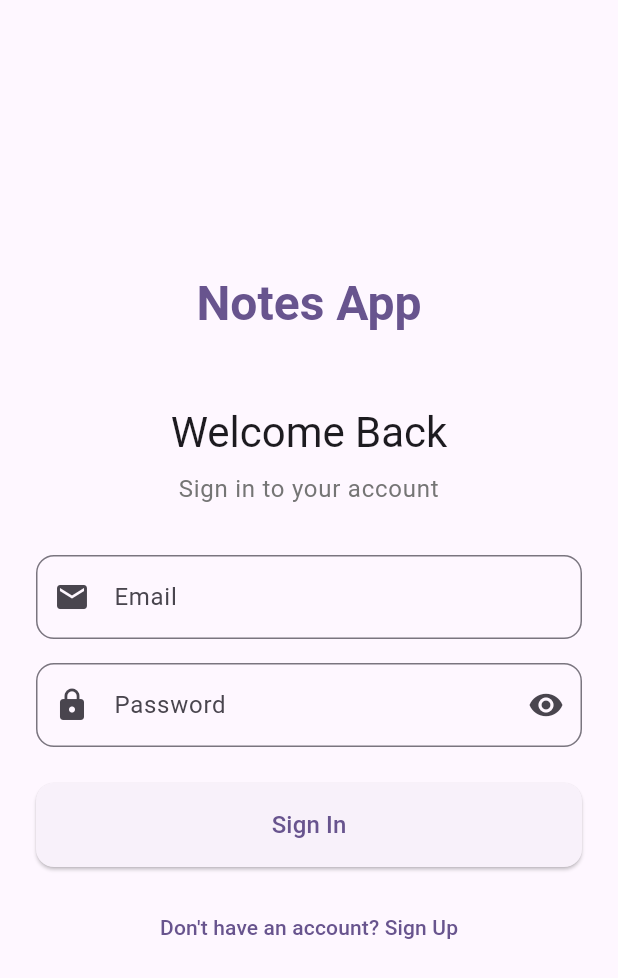
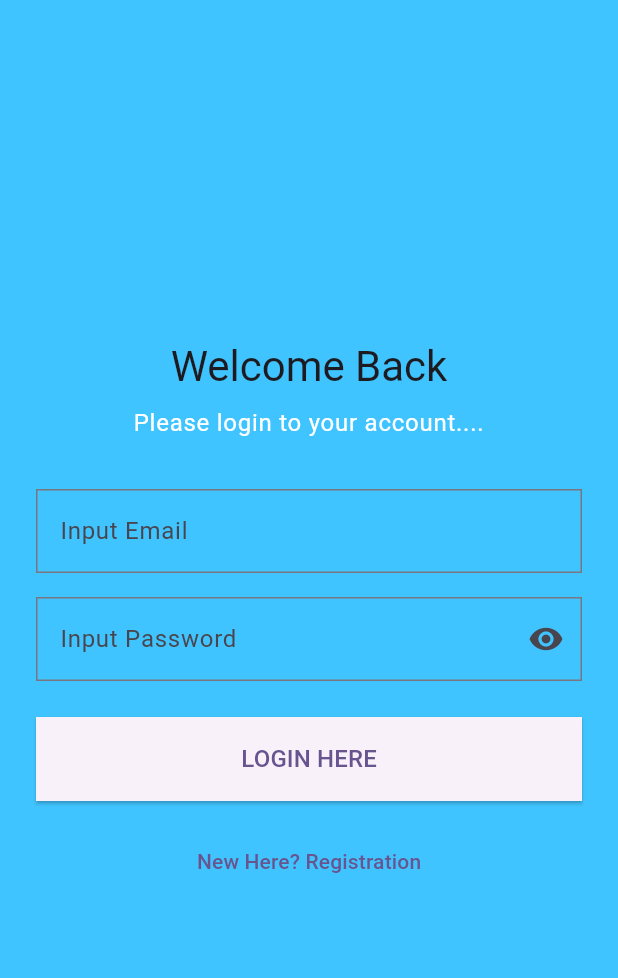
Before and after one commit to nshimiyeemmy/flutter_app_firebase, a Flutter app: the screen it shows after launch, on a phone screen of 412 x 824 dp. Shown: the top 978 px of the screen. Run offline on Flutter 3.47's test engine with Material 3 defaults, Android fonts, the light colour scheme and no system bars; our stand-ins replace cloud_firestore, firebase_auth, firebase_core; accounts and stored records are empty.

Commit message:
updated the app

```diff
--- a/lib/screens/notes_screen.dart
+++ b/lib/screens/notes_screen.dart
@@ -193,8 +193,8 @@ class _NotesScreenState extends State<NotesScreen> {
   Widget build(BuildContext context) {
     return Scaffold(
       appBar: AppBar(
-        title: const Text('Your Notes'),
-        backgroundColor: Theme.of(context).colorScheme.inversePrimary,
+        title: const Text('Add your notes here...'),
+        backgroundColor: Colors.lightBlueAccent,
         actions: [
           IconButton(
             icon: const Icon(Icons.logout),
--- a/lib/screens/sign_in_screen.dart
+++ b/lib/screens/sign_in_screen.dart
@@ -45,7 +45,7 @@ class _SignInScreenState extends State<SignInScreen> {
 
     if (mounted) {
       if (success) {
-        _showSnackBar('Signed in successfully!');
+        _showSnackBar('logged in successfully!');
       } else if (authProvider.errorMessage.isNotEmpty) {
         _showSnackBar(authProvider.errorMessage, isError: true);
       }
@@ -61,6 +61,7 @@ class _SignInScreenState extends State<SignInScreen> {
   @override
   Widget build(BuildContext context) {
     return Scaffold(
+      backgroundColor: Colors.lightBlueAccent,
       body: SafeArea(
         child: Padding(
           padding: const EdgeInsets.all(24.0),
@@ -72,18 +73,6 @@ class _SignInScreenState extends State<SignInScreen> {
                   mainAxisAlignment: MainAxisAlignment.center,
                   crossAxisAlignment: CrossAxisAlignment.stretch,
                   children: [
-                    // App Title
-                    Text(
-                      'Notes App',
-                      style: Theme.of(context).textTheme.headlineLarge
-                          ?.copyWith(
-                            fontWeight: FontWeight.bold,
-                            color: Theme.of(context).primaryColor,
-                          ),
-                      textAlign: TextAlign.center,
-                    ),
-                    const SizedBox(height: 48),
-
                     // Welcome Back
                     Text(
                       'Welcome Back',
@@ -92,10 +81,10 @@ class _SignInScreenState extends State<SignInScreen> {
                     ),
                     const SizedBox(height: 8),
                     Text(
-                      'Sign in to your account',
+                      'Please login to your account....',
                       style: Theme.of(
                         context,
-                      ).textTheme.bodyLarge?.copyWith(color: Colors.grey[600]),
+                      ).textTheme.bodyLarge?.copyWith(color: Colors.white),
                       textAlign: TextAlign.center,
                     ),
                     const SizedBox(height: 32),
@@ -106,10 +95,10 @@ class _SignInScreenState extends State<SignInScreen> {
                       keyboardType: TextInputType.emailAddress,
                       validator: Validators.validateEmail,
                       decoration: InputDecoration(
-                        labelText: 'Email',
-                        prefixIcon: const Icon(Icons.email),
+                        labelText: 'Input Email',
+                        //prefixIcon: const Icon(Icons.email),
                         border: OutlineInputBorder(
-                          borderRadius: BorderRadius.circular(12),
+                          borderRadius: BorderRadius.circular(0),
                         ),
                       ),
                     ),
@@ -121,8 +110,8 @@ class _SignInScreenState extends State<SignInScreen> {
                       obscureText: _obscurePassword,
                       validator: Validators.validatePassword,
                       decoration: InputDecoration(
-                        labelText: 'Password',
-                        prefixIcon: const Icon(Icons.lock),
+                        labelText: 'Input Password',
+                        //prefixIcon: const Icon(Icons.lock),
                         suffixIcon: IconButton(
                           icon: Icon(
                             _obscurePassword
@@ -136,7 +125,7 @@ class _SignInScreenState extends State<SignInScreen> {
                           },
                         ),
                         border: OutlineInputBorder(
-                          borderRadius: BorderRadius.circular(12),
+                          borderRadius: BorderRadius.circular(0),
                         ),
                       ),
                     ),
@@ -149,7 +138,7 @@ class _SignInScreenState extends State<SignInScreen> {
                         onPressed: authProvider.isLoading ? null : _signIn,
                         style: ElevatedButton.styleFrom(
                           shape: RoundedRectangleBorder(
-                            borderRadius: BorderRadius.circular(12),
+                            borderRadius: BorderRadius.circular(0),
                           ),
                         ),
                         child: authProvider.isLoading
@@ -157,7 +146,7 @@ class _SignInScreenState extends State<SignInScreen> {
                                 color: Colors.white,
                               )
                             : const Text(
-                                'Sign In',
+                                'LOGIN HERE',
                                 style: TextStyle(fontSize: 16),
                               ),
                       ),
@@ -169,7 +158,7 @@ class _SignInScreenState extends State<SignInScreen> {
                       onPressed: authProvider.isLoading
                           ? null
                           : _navigateToSignUp,
-                      child: const Text('Don\'t have an account? Sign Up'),
+                      child: const Text('New Here? Registration'),
                     ),
                   ],
                 ),
--- a/lib/screens/sign_up_screen.dart
+++ b/lib/screens/sign_up_screen.dart
@@ -73,6 +73,7 @@ class _SignUpScreenState extends State<SignUpScreen> {
   @override
   Widget build(BuildContext context) {
     return Scaffold(
+      backgroundColor: Colors.lightBlueAccent,
       appBar: AppBar(
         title: const Text('Sign Up'),
         backgroundColor: Colors.transparent,
@@ -93,6 +94,7 @@ class _SignUpScreenState extends State<SignUpScreen> {
                   mainAxisAlignment: MainAxisAlignment.center,
                   crossAxisAlignment: CrossAxisAlignment.stretch,
                   children: [
+
                     // Create Account
                     Text(
                       'Create Account',
@@ -101,10 +103,10 @@ class _SignUpScreenState extends State<SignUpScreen> {
                     ),
                     const SizedBox(height: 8),
                     Text(
-                      'Join us to start taking notes',
+                      'Please register to start taking notes...',
                       style: Theme.of(
                         context,
-                      ).textTheme.bodyLarge?.copyWith(color: Colors.grey[600]),
+                      ).textTheme.bodyLarge?.copyWith(color: Colors.white),
                       textAlign: TextAlign.center,
                     ),
                     const SizedBox(height: 32),
@@ -116,9 +118,9 @@ class _SignUpScreenState extends State<SignUpScreen> {
                       validator: Validators.validateEmail,
                       decoration: InputDecoration(
                         labelText: 'Email',
-                        prefixIcon: const Icon(Icons.email),
+                        //prefixIcon: const Icon(Icons.email),
                         border: OutlineInputBorder(
-                          borderRadius: BorderRadius.circular(12),
+                          borderRadius: BorderRadius.circular(0),
                         ),
                       ),
                     ),
@@ -131,7 +133,7 @@ class _SignUpScreenState extends State<SignUpScreen> {
                       validator: Validators.validatePassword,
                       decoration: InputDecoration(
                         labelText: 'Password',
-                        prefixIcon: const Icon(Icons.lock),
+                        //prefixIcon: const Icon(Icons.lock),
                         suffixIcon: IconButton(
                           icon: Icon(
                             _obscurePassword
@@ -145,7 +147,7 @@ class _SignUpScreenState extends State<SignUpScreen> {
                           },
                         ),
                         border: OutlineInputBorder(
-                          borderRadius: BorderRadius.circular(12),
+                          borderRadius: BorderRadius.circular(0),
                         ),
                       ),
                     ),
@@ -158,7 +160,7 @@ class _SignUpScreenState extends State<SignUpScreen> {
                       validator: _validateConfirmPassword,
                       decoration: InputDecoration(
                         labelText: 'Confirm Password',
-                        prefixIcon: const Icon(Icons.lock_outline),
+                        //prefixIcon: const Icon(Icons.lock_outline),
                         suffixIcon: IconButton(
                           icon: Icon(
                             _obscureConfirmPassword
@@ -173,7 +175,7 @@ class _SignUpScreenState extends State<SignUpScreen> {
                           },
                         ),
                         border: OutlineInputBorder(
-                          borderRadius: BorderRadius.circular(12),
+                          borderRadius: BorderRadius.circular(0),
                         ),
                       ),
                     ),
@@ -186,7 +188,7 @@ class _SignUpScreenState extends State<SignUpScreen> {
                         onPressed: authProvider.isLoading ? null : _signUp,
                         style: ElevatedButton.styleFrom(
                           shape: RoundedRectangleBorder(
-                            borderRadius: BorderRadius.circular(12),
+                            borderRadius: BorderRadius.circular(0),
                           ),
                         ),
                         child: authProvider.isLoading
@@ -194,7 +196,7 @@ class _SignUpScreenState extends State<SignUpScreen> {
                                 color: Colors.white,
                               )
                             : const Text(
-                                'Sign Up',
+                                'REGISTER HERE',
                                 style: TextStyle(fontSize: 16),
                               ),
                       ),
@@ -204,7 +206,7 @@ class _SignUpScreenState extends State<SignUpScreen> {
                     // Navigate to Sign In
                     TextButton(
                       onPressed: authProvider.isLoading ? null : _navigateBack,
-                      child: const Text('Already have an account? Sign In'),
+                      child: const Text('Already have an account? Login'),
                     ),
                   ],
                 ),
```
Also changed, not shown: lib/widgets/add_note_dialog.dart (+12 -3 lines), lib/widgets/edit_note_dialog.dart (+12 -3 lines), 1 other file.
